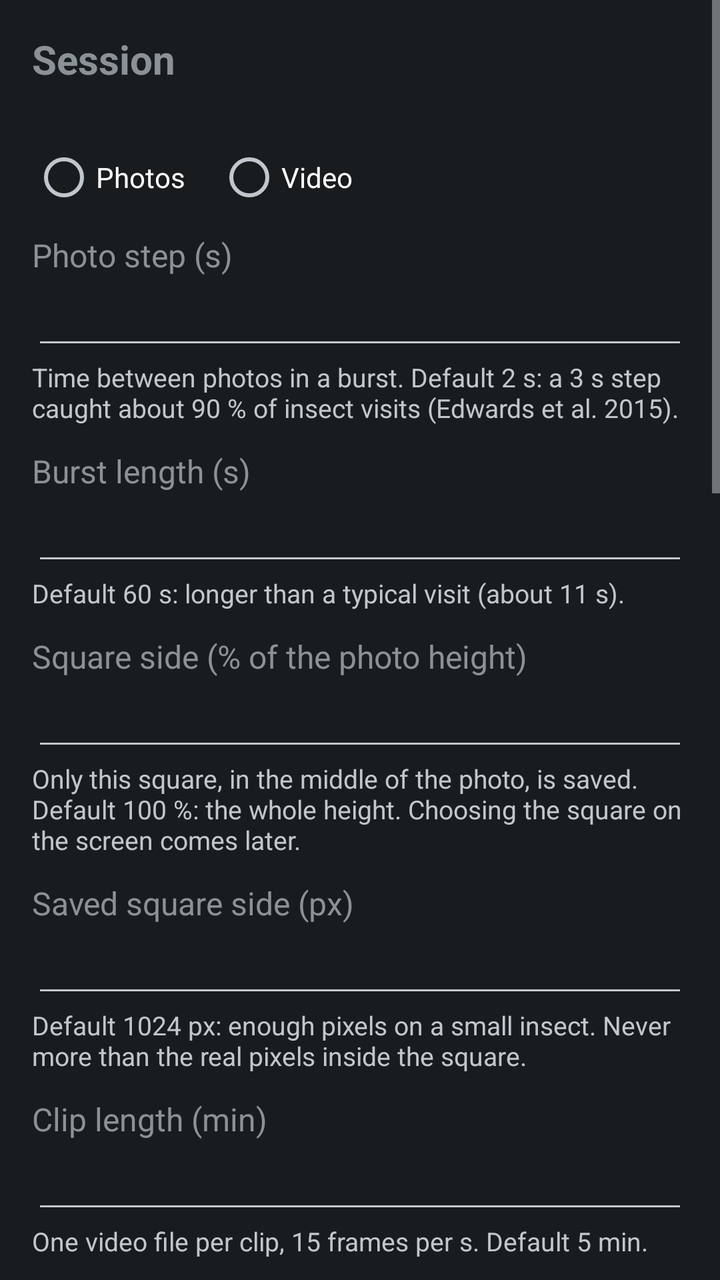
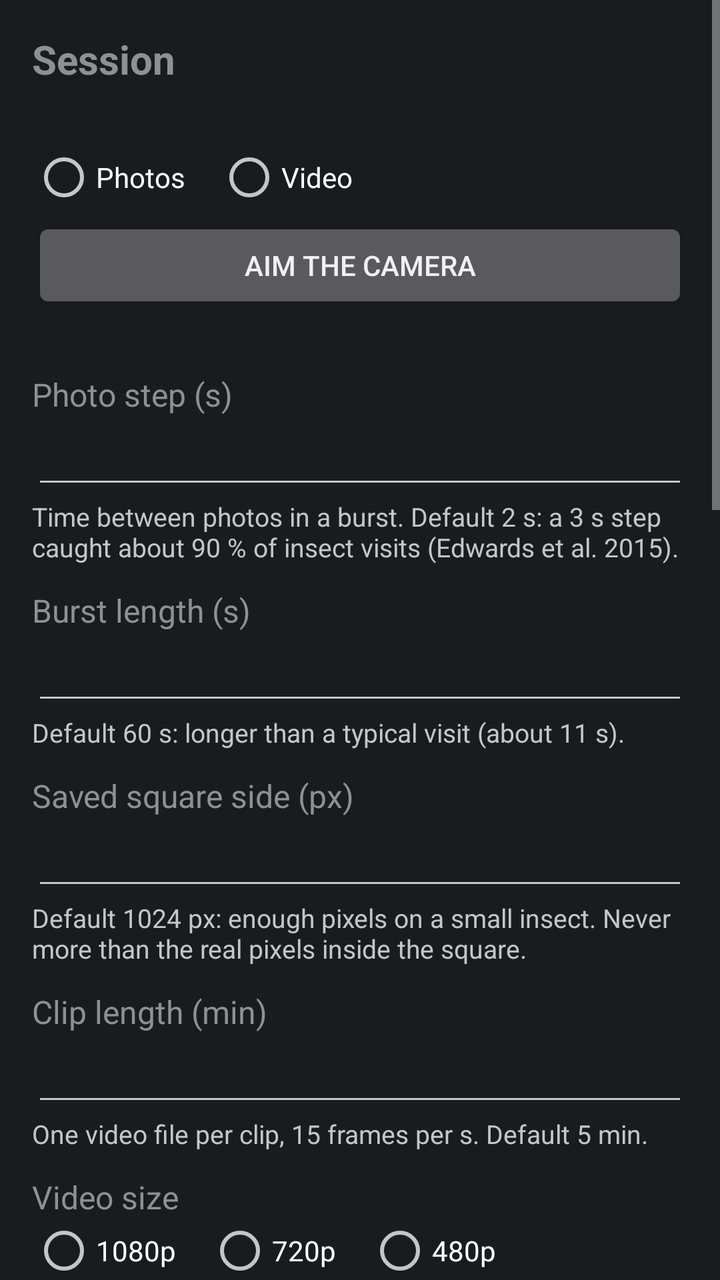

Two renders of the same Android screen: before a commit and after it. Below are the layout's source before the change and the commit's diff.
<!-- AndroidManifest.xml: application theme android:Theme.DeviceDefault -->
<!-- res/layout/activity_main.xml -->
<?xml version="1.0" encoding="utf-8"?>
<ScrollView xmlns:android="http://schemas.android.com/apk/res/android"
    xmlns:tools="http://schemas.android.com/tools"
    android:layout_width="match_parent"
    android:layout_height="match_parent"
    android:fitsSystemWindows="true">

    <LinearLayout
        android:layout_width="match_parent"
        android:layout_height="wrap_content"
        android:orientation="vertical"
        android:padding="16dp">

        <TextView style="@style/Heading" android:layout_marginTop="0dp" android:text="@string/session_heading" />

        <TextView android:id="@+id/phone_time" style="@style/Hint" android:layout_marginTop="4dp" />

        <RadioGroup
            android:id="@+id/mode"
            android:layout_width="match_parent"
            android:layout_height="wrap_content"
            android:layout_marginTop="8dp"
            android:orientation="horizontal">

            <RadioButton android:id="@+id/mode_photo" android:layout_width="wrap_content"
                android:layout_height="wrap_content" android:text="@string/mode_photo" />

            <RadioButton android:id="@+id/mode_video" android:layout_width="wrap_content"
                android:layout_height="wrap_content" android:layout_marginStart="16dp" android:text="@string/mode_video" />
        </RadioGroup>

        <LinearLayout android:id="@+id/photo_settings" style="@style/Group">
            <TextView style="@style/Label" android:labelFor="@id/step_s" android:text="@string/step_label" />
            <EditText android:id="@+id/step_s" style="@style/Field" android:importantForAutofill="no"
                android:inputType="numberDecimal" tools:targetApi="o" />
            <TextView style="@style/Hint" android:text="@string/step_hint" />

            <TextView style="@style/Label" android:labelFor="@id/burst_s" android:text="@string/burst_label" />
            <EditText android:id="@+id/burst_s" style="@style/Field" android:importantForAutofill="no"
                android:inputType="numberDecimal" tools:targetApi="o" />
            <TextView style="@style/Hint" android:text="@string/burst_hint" />

            <TextView style="@style/Label" android:labelFor="@id/square_percent" android:text="@string/square_label" />
            <EditText android:id="@+id/square_percent" style="@style/Field" android:importantForAutofill="no"
                android:inputType="number" tools:targetApi="o" />
            <TextView style="@style/Hint" android:text="@string/square_hint" />

            <TextView style="@style/Label" android:labelFor="@id/saved_side_px" android:text="@string/saved_side_label" />
            <EditText android:id="@+id/saved_side_px" style="@style/Field" android:importantForAutofill="no"
                android:inputType="number" tools:targetApi="o" />
            <TextView style="@style/Hint" android:text="@string/saved_side_hint" />
        </LinearLayout>

        <LinearLayout android:id="@+id/video_settings" style="@style/Group">
            <TextView style="@style/Label" android:labelFor="@id/clip_min" android:text="@string/clip_label" />
            <EditText android:id="@+id/clip_min" style="@style/Field" android:importantForAutofill="no"
                android:inputType="numberDecimal" tools:targetApi="o" />
            <TextView style="@style/Hint" android:text="@string/clip_hint" />

            <TextView style="@style/Label" android:text="@string/video_size_label" />
            <RadioGroup
                android:id="@+id/video_quality"
                android:layout_width="match_parent"
                android:layout_height="wrap_content"
                android:orientation="horizontal">

                <RadioButton android:id="@+id/video_1080p" android:layout_width="wrap_content"
                    android:layout_height="wrap_content" android:text="@string/video_1080p" />

                <RadioButton android:id="@+id/video_720p" android:layout_width="wrap_content"
                    android:layout_height="wrap_content" android:layout_marginStart="16dp"
                    android:text="@string/video_720p" />

                <RadioButton android:id="@+id/video_480p" android:layout_width="wrap_content"
                    android:layout_height="wrap_content" android:layout_marginStart="16dp"
                    android:text="@string/video_480p" />
            </RadioGroup>
            <TextView style="@style/Hint" android:text="@string/video_size_hint" />
        </LinearLayout>

        <TextView style="@style/Label" android:labelFor="@id/break_min" android:text="@string/break_label" />
        <EditText android:id="@+id/break_min" style="@style/Field" android:importantForAutofill="no"
                android:inputType="numberDecimal" tools:targetApi="o" />
        <TextView style="@style/Hint" android:text="@string/break_hint" />

        <RadioGroup
            android:id="@+id/schedule"
            android:layout_width="match_parent"
            android:layout_height="wrap_content"
            android:layout_marginTop="12dp">

            <RadioButton android:id="@+id/schedule_run" android:layout_width="wrap_content"
                android:layout_height="wrap_content" android:text="@string/schedule_run" />

            <RadioButton android:id="@+id/schedule_daily" android:layout_width="wrap_content"
                android:layout_height="wrap_content" android:text="@string/schedule_daily" />
        </RadioGroup>

        <LinearLayout android:id="@+id/run_settings" style="@style/Group">
            <TextView style="@style/Label" android:labelFor="@id/run_h" android:text="@string/run_label" />
            <EditText android:id="@+id/run_h" style="@style/Field" android:importantForAutofill="no"
                android:inputType="numberDecimal" tools:targetApi="o" />
            <TextView style="@style/Hint" android:text="@string/run_hint" />
        </LinearLayout>

        <LinearLayout android:id="@+id/daily_settings" style="@style/Group">
            <TextView style="@style/Label" android:labelFor="@id/windows" android:text="@string/windows_label" />
            <EditText android:id="@+id/windows" style="@style/Field" android:importantForAutofill="no"
                android:inputType="text" tools:targetApi="o" />
            <TextView style="@style/Hint" android:text="@string/windows_hint" />

            <TextView style="@style/Label" android:labelFor="@id/days" android:text="@string/days_label" />
            <EditText android:id="@+id/days" style="@style/Field" android:importantForAutofill="no"
                android:inputType="number" tools:targetApi="o" />
            <TextView style="@style/Hint" android:text="@string/days_hint" />
        </LinearLayout>

        <Button
            android:id="@+id/start_session"
            android:layout_width="match_parent"
            android:layout_height="wrap_content"
            android:layout_marginTop="16dp"
            android:text="@string/start_session" />

        <Button
            android:id="@+id/stop_session"
            android:layout_width="match_parent"
            android:layout_height="wrap_content"
            android:text="@string/stop_session" />

        <TextView
            android:id="@+id/session_status"
            android:layout_width="match_parent"
            android:layout_height="wrap_content"
            android:layout_marginTop="8dp"
            android:textSize="16sp" />

        <TextView style="@style/Heading" android:layout_marginTop="32dp" android:text="@string/tests_heading" />

        <TextView
            android:id="@+id/intro"
            android:layout_width="match_parent"
            android:layout_height="wrap_content"
            android:layout_marginTop="8dp"
            android:textSize="16sp" />

        <Button
            android:id="@+id/take_photo"
            android:layout_width="match_parent"
            android:layout_height="wrap_content"
            android:layout_marginTop="16dp"
            android:text="@string/take_photo" />

        <Button
            android:id="@+id/speed_test"
            android:layout_width="match_parent"
            android:layout_height="wrap_content"
            android:text="@string/speed_test" />

        <TextView
            android:id="@+id/status"
            android:layout_width="match_parent"
            android:layout_height="wrap_content"
            android:layout_marginTop="16dp"
            android:textIsSelectable="true"
            android:textSize="14sp"
            android:typeface="monospace" />
    </LinearLayout>
</ScrollView>
<!-- resources referenced by this layout -->
<resources>
  <string name="break_hint">Default 4 min: the camera rests about 80 % of the time. It is switched off when the break is longer than 30 s. 0 = no break.</string>
  <string name="break_label">Break between bursts or clips (min)</string>
  <string name="burst_hint">Default 60 s: longer than a typical visit (about 11 s).</string>
  <string name="burst_label">Burst length (s)</string>
  <string name="clip_hint">One video file per clip, 15 frames per s. Default 5 min.</string>
  <string name="clip_label">Clip length (min)</string>
  <string name="days_hint">Default 1 (today). For more days, keep the phone on a power supply.</string>
  <string name="days_label">Days</string>
  <string name="mode_photo">Photos</string>
  <string name="mode_video">Video</string>
  <string name="run_hint">Default 2 h.</string>
  <string name="run_label">Run length (h)</string>
  <string name="saved_side_hint">Default 1024 px: enough pixels on a small insect. Never more than the real pixels inside the square.</string>
  <string name="saved_side_label">Saved square side (px)</string>
  <string name="schedule_daily">Record in daily windows</string>
  <string name="schedule_run">Run for some hours from the start</string>
  <string name="session_heading">Session</string>
  <string name="speed_test">Run the speed test</string>
  <string name="square_hint">Only this square, in the middle of the photo, is saved. Default 100 %: the whole height. Choosing the square on the screen comes later.</string>
  <string name="square_label">Square side (% of the photo height)</string>
  <string name="start_session">Start session</string>
  <string name="step_hint">Time between photos in a burst. Default 2 s: a 3 s step caught about 90 % of insect visits (Edwards et al. 2015).</string>
  <string name="step_label">Photo step (s)</string>
  <string name="stop_session">Stop session</string>
  <string name="take_photo">Take one test photo</string>
  <string name="tests_heading">Phase 0 tests</string>
  <string name="video_1080p">1080p</string>
  <string name="video_480p">480p</string>
  <string name="video_720p">720p</string>
  <string name="video_size_hint">On the Samsung M12, 10 s of video took about 9 MB at 1080p, 7 MB at 720p and 2 MB at 480p.</string>
  <string name="video_size_label">Video size</string>
  <string name="windows_hint" tools:ignore="TypographyDashes">Clock times, for example 06:00-08:00, 17:00-20:00. A window cannot cross midnight: write 20:00-24:00, 00:00-06:00. Default 05:00-21:00: early morning and evening visits count (Toivonen and Humberg 2026).</string>
  <string name="windows_label">Daily windows</string>
  <style name="Field">
          <item name="android:layout_width">match_parent</item>
          <item name="android:layout_height">wrap_content</item>
          <item name="android:singleLine">true</item>
      </style>
  <style name="Group">
          <item name="android:layout_width">match_parent</item>
          <item name="android:layout_height">wrap_content</item>
          <item name="android:orientation">vertical</item>
      </style>
  <style name="Heading">
          <item name="android:layout_width">match_parent</item>
          <item name="android:layout_height">wrap_content</item>
          <item name="android:layout_marginTop">16dp</item>
          <item name="android:textSize">20sp</item>
          <item name="android:textStyle">bold</item>
      </style>
  <style name="Hint">
          <item name="android:layout_width">match_parent</item>
          <item name="android:layout_height">wrap_content</item>
          <item name="android:textSize">13sp</item>
          <item name="android:textColor">?android:attr/textColorSecondary</item>
      </style>
  <style name="Label">
          <item name="android:layout_width">match_parent</item>
          <item name="android:layout_height">wrap_content</item>
          <item name="android:layout_marginTop">12dp</item>
          <item name="android:textSize">16sp</item>
      </style>
</resources>

<!-- the commit's change to res/layout/activity_main.xml (unified diff, before → after) -->
@@ -29,6 +29,15 @@
                 android:layout_height="wrap_content" android:layout_marginStart="16dp" android:text="@string/mode_video" />
         </RadioGroup>
 
+        <Button
+            android:id="@+id/aim"
+            android:layout_width="match_parent"
+            android:layout_height="wrap_content"
+            android:layout_marginTop="4dp"
+            android:text="@string/aim_button" />
+
+        <TextView android:id="@+id/aim_summary" style="@style/Hint" />
+
         <LinearLayout android:id="@+id/photo_settings" style="@style/Group">
             <TextView style="@style/Label" android:labelFor="@id/step_s" android:text="@string/step_label" />
             <EditText android:id="@+id/step_s" style="@style/Field" android:importantForAutofill="no"
@@ -39,11 +48,6 @@
             <EditText android:id="@+id/burst_s" style="@style/Field" android:importantForAutofill="no"
                 android:inputType="numberDecimal" tools:targetApi="o" />
             <TextView style="@style/Hint" android:text="@string/burst_hint" />
-
-            <TextView style="@style/Label" android:labelFor="@id/square_percent" android:text="@string/square_label" />
-            <EditText android:id="@+id/square_percent" style="@style/Field" android:importantForAutofill="no"
-                android:inputType="number" tools:targetApi="o" />
-            <TextView style="@style/Hint" android:text="@string/square_hint" />
 
             <TextView style="@style/Label" android:labelFor="@id/saved_side_px" android:text="@string/saved_side_label" />
             <EditText android:id="@+id/saved_side_px" style="@style/Field" android:importantForAutofill="no"
<!-- resource entries referenced after the edit -->
@@ -1,5 +1,6 @@
 <!-- resources referenced by this layout -->
 <resources>
+  <string name="aim_button">Aim the camera</string>
   <string name="break_hint">Default 4 min: the camera rests about 80 % of the time. It is switched off when the break is longer than 30 s. 0 = no break.</string>
   <string name="break_label">Break between bursts or clips (min)</string>
   <string name="burst_hint">Default 60 s: longer than a typical visit (about 11 s).</string>
@@ -18,8 +19,6 @@
   <string name="schedule_run">Run for some hours from the start</string>
   <string name="session_heading">Session</string>
   <string name="speed_test">Run the speed test</string>
-  <string name="square_hint">Only this square, in the middle of the photo, is saved. Default 100 %: the whole height. Choosing the square on the screen comes later.</string>
-  <string name="square_label">Square side (% of the photo height)</string>
   <string name="start_session">Start session</string>
   <string name="step_hint">Time between photos in a burst. Default 2 s: a 3 s step caught about 90 % of insect visits (Edwards et al. 2015).</string>
   <string name="step_label">Photo step (s)</string>
